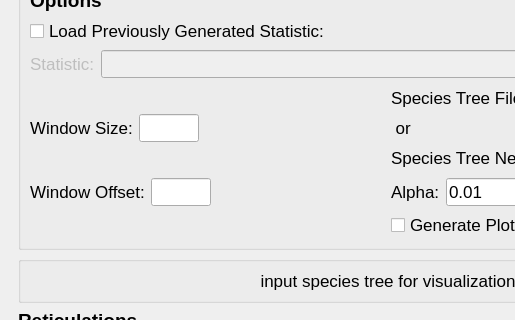
Before: the Qt Designer form module/gui_layout.ui in chilleo/ALPHA, drawn with Qt 5; both pictures show x 0 to 515 and y 317 to 637 of the 776 by 1001 pixel window.
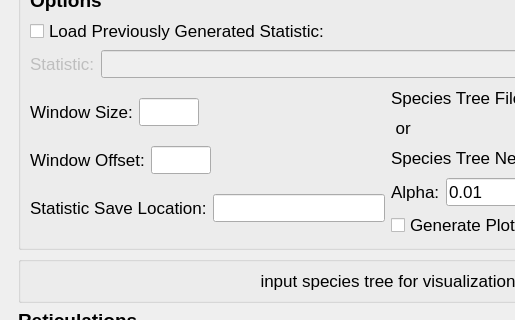
After: the same form once the commit is applied. The open tabs and pages were chosen to show the change.

Diff of the .ui file:
```diff
--- a/module/gui_layout.ui
+++ b/module/gui_layout.ui
@@ -3730,6 +3730,20 @@
                        </item>
                       </layout>
                      </item>
+                     <item>
+                      <layout class="QHBoxLayout" name="horizontalLayout_72">
+                       <item>
+                        <widget class="QLabel" name="label_47">
+                         <property name="text">
+                          <string>Statistic Save Location:</string>
+                         </property>
+                        </widget>
+                       </item>
+                       <item>
+                        <widget class="QLineEdit" name="lStatSaveLocation"/>
+                       </item>
+                      </layout>
+                     </item>
                     </layout>
                    </item>
                    <item>
```
Left out of the diff: 2 changed lines with no effect on the pictures.
